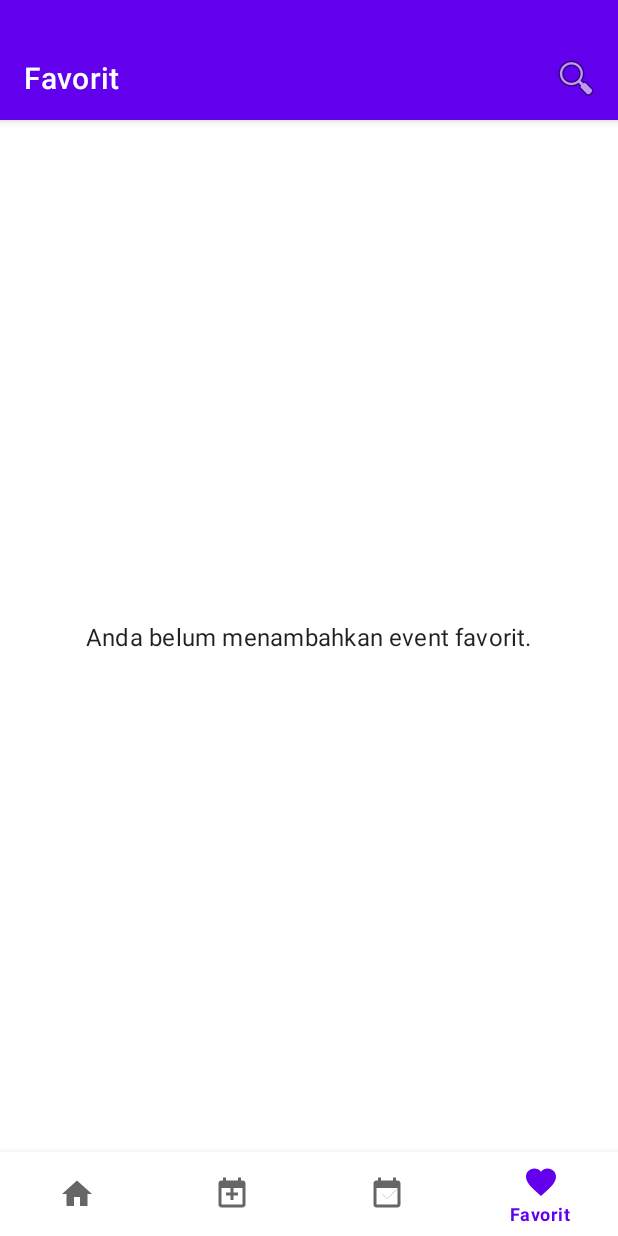
After one commit to mochavin/dicoding-android-1, an Android app: the FavoritesFragment screen opened through its navigation route, on a phone screen of 412 x 824 dp. The commit adds this screen. Run offline under Robolectric (Android 15) with nearby library versions, the phone set to English and light mode, and no system bars; our stand-ins replace navigation-ui; pictures from the network do not load.

Commit message:
feat: favorite page

```diff
--- a/app/src/main/java/com/example/eventappdicoding/MainActivity.kt
+++ b/app/src/main/java/com/example/eventappdicoding/MainActivity.kt
@@ -41,10 +41,10 @@ class MainActivity : AppCompatActivity() {
 
         // Passing each menu ID as a set of Ids because each
         // menu should be considered as top level destinations.
-        // **Add navigation_home here**
         appBarConfiguration = AppBarConfiguration(
             setOf(
-                R.id.navigation_home, R.id.navigation_active_events, R.id.navigation_finished_events
+                R.id.navigation_home, R.id.navigation_active_events, R.id.navigation_finished_events,
+                R.id.navigation_favorites // Add Favorites ID
             )
         )
         // Setup ActionBar (our Toolbar) with NavController and the updated AppBarConfiguration
@@ -101,16 +101,14 @@ class MainActivity : AppCompatActivity() {
             R.id.navigation_home -> HomeFragmentDirections.actionHomeFragmentToSearchEventsFragment(query)
             R.id.navigation_active_events -> ActiveEventsFragmentDirections.actionActiveEventsToSearchEventsFragment(query)
             R.id.navigation_finished_events -> FinishedEventsFragmentDirections.actionFinishedEventsToSearchEventsFragment(query)
-            // Add cases for other fragments if search is accessible from them
+            // Add case for FavoritesFragment if search should be accessible from there
+            // R.id.navigation_favorites -> FavoritesFragmentDirections.actionFavoritesFragmentToSearchEventsFragment(query) // Define this action if needed
             else -> null // Or a global action if defined: MobileNavigationDirections.actionGlobalSearchEventsFragment(query)
         }
 
         action?.let {
             navController.navigate(it)
         } ?: run {
-            // Fallback or error handling if navigation action not found for current destination
-            // This might happen if you are already in the search fragment or detail fragment
-            // Consider using a global action if search should be possible from anywhere.
             android.util.Log.w("MainActivity", "Could not find navigation action for search from destination $currentDestinationId")
             // Maybe try a global action?
             // try { navController.navigate(MobileNavigationDirections.actionGlobalSearchEventsFragment(query)) } catch (e: Exception) { }
--- /dev/null
+++ b/app/src/main/java/com/example/eventappdicoding/data/local/FavoriteEventDao.kt
@@ -0,0 +1,23 @@
+package com.example.eventappdicoding.data.local
+
+import androidx.lifecycle.LiveData
+import androidx.room.Dao
+import androidx.room.Insert
+import androidx.room.OnConflictStrategy
+import androidx.room.Query
+
+@Dao
+interface FavoriteEventDao {
+
+    @Insert(onConflict = OnConflictStrategy.REPLACE)
+    suspend fun insertFavorite(favoriteEvent: FavoriteEvent)
+
+    @Query("DELETE FROM favorite_events WHERE id = :eventId")
+    suspend fun deleteFavoriteById(eventId: String)
+
+    @Query("SELECT * FROM favorite_events WHERE id = :eventId")
+    fun getFavoriteById(eventId: String): LiveData<FavoriteEvent?> // Observe status
+
+    @Query("SELECT * FROM favorite_events ORDER BY addedAt DESC")
+    fun getAllFavorites(): LiveData<List<FavoriteEvent>> // Observe list
+}
--- a/app/src/main/java/com/example/eventappdicoding/di/ViewModelFactory.kt
+++ b/app/src/main/java/com/example/eventappdicoding/di/ViewModelFactory.kt
@@ -3,9 +3,11 @@ package com.example.eventappdicoding.di
 import android.content.Context
 import androidx.lifecycle.ViewModel
 import androidx.lifecycle.ViewModelProvider
+import com.example.eventappdicoding.data.local.AppDatabase // Import AppDatabase
 import com.example.eventappdicoding.data.remote.ApiClient
 import com.example.eventappdicoding.data.repository.EventRepository
 import com.example.eventappdicoding.data.repository.IEventRepository // Import interface
+import com.example.eventappdicoding.ui.favorite.FavoriteViewModel // Import FavoriteViewModel
 import com.example.eventappdicoding.ui.home.HomeViewModel
 import com.example.eventappdicoding.ui.search.SearchEventsViewModel
 import com.example.eventappdicoding.ui.viewmodel.EventDetailViewModel
@@ -30,6 +32,9 @@ class ViewModelFactory(private val repository: IEventRepository) : ViewModelProv
             modelClass.isAssignableFrom(SearchEventsViewModel::class.java) -> {
                 SearchEventsViewModel(repository) as T
             }
+            modelClass.isAssignableFrom(FavoriteViewModel::class.java) -> { // Add FavoriteViewModel
+                FavoriteViewModel(repository) as T
+            }
             // Add other ViewModels here...
             else -> throw IllegalArgumentException("Unknown ViewModel class: " + modelClass.name)
         }
@@ -44,8 +49,11 @@ class ViewModelFactory(private val repository: IEventRepository) : ViewModelProv
             return INSTANCE ?: synchronized(this) {
                 // Create the ApiService instance
                 val apiService = ApiClient.instance
-                // Create the Repository implementation
-                val repository = EventRepository(apiService)
+                // Create the Database and DAO instance
+                val database = AppDatabase.getDatabase(context.applicationContext)
+                val favoriteDao = database.favoriteEventDao()
+                // Create the Repository implementation, passing DAO
+                val repository = EventRepository(apiService, favoriteDao)
                 // Create the factory instance
                 INSTANCE = ViewModelFactory(repository)
                 INSTANCE!!
--- /dev/null
+++ b/app/src/main/java/com/example/eventappdicoding/ui/favorite/FavoriteViewModel.kt
@@ -0,0 +1,12 @@
+package com.example.eventappdicoding.ui.favorite
+
+import androidx.lifecycle.LiveData
+import androidx.lifecycle.ViewModel
+import com.example.eventappdicoding.data.local.FavoriteEvent
+import com.example.eventappdicoding.data.repository.IEventRepository
+
+class FavoriteViewModel(private val repository: IEventRepository) : ViewModel() {
+
+    val allFavoriteEvents: LiveData<List<FavoriteEvent>> = repository.getAllFavoriteEvents()
+
+}
--- /dev/null
+++ b/app/src/main/java/com/example/eventappdicoding/ui/favorite/FavoritesFragment.kt
@@ -0,0 +1,66 @@
+package com.example.eventappdicoding.ui.favorite
+
+import android.os.Bundle
+import android.view.LayoutInflater
+import android.view.View
+import android.view.ViewGroup
+import androidx.core.view.isVisible
+import androidx.fragment.app.Fragment
+import androidx.fragment.app.viewModels
+import androidx.navigation.fragment.findNavController
+import com.example.eventappdicoding.databinding.FragmentFavoritesBinding
+import com.example.eventappdicoding.di.ViewModelFactory
+import com.example.eventappdicoding.ui.adapter.FavoriteAdapter // Import FavoriteAdapter
+
+class FavoritesFragment : Fragment() {
+
+    private var _binding: FragmentFavoritesBinding? = null
+    private val binding get() = _binding!!
+
+    private val favoriteViewModel: FavoriteViewModel by viewModels {
+        ViewModelFactory.getInstance(requireActivity().application)
+    }
+    private lateinit var favoriteAdapter: FavoriteAdapter
+
+    override fun onCreateView(
+        inflater: LayoutInflater, container: ViewGroup?,
+        savedInstanceState: Bundle?
+    ): View {
+        _binding = FragmentFavoritesBinding.inflate(inflater, container, false)
+        return binding.root
+    }
+
+    override fun onViewCreated(view: View, savedInstanceState: Bundle?) {
+        super.onViewCreated(view, savedInstanceState)
+        setupRecyclerView()
+        observeViewModel()
+    }
+
+    private fun setupRecyclerView() {
+        favoriteAdapter = FavoriteAdapter { favoriteEvent ->
+            // Navigate to detail screen when a favorite item is clicked
+            val action = FavoritesFragmentDirections.actionNavigationFavoritesToEventDetail(favoriteEvent.id)
+            findNavController().navigate(action)
+        }
+        binding.rvFavoriteEvents.adapter = favoriteAdapter
+        // LayoutManager is set in XML
+    }
+
+    private fun observeViewModel() {
+        favoriteViewModel.allFavoriteEvents.observe(viewLifecycleOwner) { favorites ->
+            val isEmpty = favorites.isNullOrEmpty()
+            binding.rvFavoriteEvents.isVisible = !isEmpty
+            binding.tvEmptyFavorites.isVisible = isEmpty
+
+            if (!isEmpty) {
+                favoriteAdapter.submitList(favorites)
+            }
+        }
+    }
+
+    override fun onDestroyView() {
+        super.onDestroyView()
+        binding.rvFavoriteEvents.adapter = null // Clean up adapter
+        _binding = null
+    }
+}
--- /dev/null
+++ b/app/src/main/res/layout/fragment_favorites.xml
@@ -0,0 +1,45 @@
+<?xml version="1.0" encoding="utf-8"?>
+<androidx.constraintlayout.widget.ConstraintLayout xmlns:android="http://schemas.android.com/apk/res/android"
+    xmlns:app="http://schemas.android.com/apk/res-auto"
+    xmlns:tools="http://schemas.android.com/tools"
+    android:layout_width="match_parent"
+    android:layout_height="match_parent"
+    tools:context=".ui.favorite.FavoritesFragment">
+
+    <androidx.recyclerview.widget.RecyclerView
+        android:id="@+id/rv_favorite_events"
+        android:layout_width="0dp"
+        android:layout_height="0dp"
+        app:layoutManager="androidx.recyclerview.widget.LinearLayoutManager"
+        app:layout_constraintBottom_toBottomOf="parent"
+        app:layout_constraintEnd_toEndOf="parent"
+        app:layout_constraintStart_toStartOf="parent"
+        app:layout_constraintTop_toTopOf="parent"
+        tools:listitem="@layout/item_event" />
+
+    <ProgressBar
+        android:id="@+id/progress_bar_detail"
+        style="?android:attr/progressBarStyle"
+        android:layout_width="wrap_content"
+        android:layout_height="wrap_content"
+        android:visibility="gone"
+        app:layout_constraintBottom_toBottomOf="parent"
+        app:layout_constraintEnd_toEndOf="parent"
+        app:layout_constraintStart_toStartOf="parent"
+        app:layout_constraintTop_toTopOf="parent"
+        tools:visibility="visible"/>
+
+    <TextView
+        android:id="@+id/tv_empty_favorites"
+        android:layout_width="wrap_content"
+        android:layout_height="wrap_content"
+        android:text="@string/no_favorites_yet"
+        android:textAppearance="@style/TextAppearance.MaterialComponents.Subtitle1"
+        android:visibility="gone"
+        app:layout_constraintBottom_toBottomOf="parent"
+        app:layout_constraintEnd_toEndOf="parent"
+        app:layout_constraintStart_toStartOf="parent"
+        app:layout_constraintTop_toTopOf="parent"
+        tools:visibility="visible" />
+
+</androidx.constraintlayout.widget.ConstraintLayout>
--- a/app/src/main/res/menu/bottom_nav_menu.xml
+++ b/app/src/main/res/menu/bottom_nav_menu.xml
@@ -16,4 +16,10 @@
         android:icon="@drawable/ic_event_busy_24"
         android:title="@string/title_finished_events" />
 
+    <!-- Add Favorites Item -->
+    <item
+        android:id="@+id/navigation_favorites"
+        android:icon="@drawable/baseline_favorite_24"
+        android:title="@string/title_favorites" />
+
 </menu>
--- a/app/src/main/res/navigation/mobile_navigation.xml
+++ b/app/src/main/res/navigation/mobile_navigation.xml
@@ -13,7 +13,6 @@
         <action
             android:id="@+id/action_homeFragment_to_eventDetail"
             app:destination="@id/navigation_event_detail" />
-        <!-- Action to Search Results -->
         <action
             android:id="@+id/action_homeFragment_to_searchEventsFragment"
             app:destination="@id/navigation_search_results" />
@@ -27,7 +26,6 @@
         <action
             android:id="@+id/action_activeEvents_to_eventDetail"
             app:destination="@id/navigation_event_detail" />
-        <!-- Action to Search Results -->
         <action
             android:id="@+id/action_activeEvents_to_searchEventsFragment"
             app:destination="@id/navigation_search_results" />
@@ -41,10 +39,21 @@
         <action
             android:id="@+id/action_finishedEvents_to_eventDetail"
             app:destination="@id/navigation_event_detail" />
-        <!-- Action to Search Results -->
         <action
             android:id="@+id/action_finishedEvents_to_searchEventsFragment"
             app:destination="@id/navigation_search_results" />
+    </fragment>
+
+    <!-- Add Favorites Fragment Destination -->
+    <fragment
+        android:id="@+id/navigation_favorites"
+        android:name="com.example.eventappdicoding.ui.favorite.FavoritesFragment"
+        android:label="@string/title_favorites"
+        tools:layout="@layout/fragment_favorites" >
+        <!-- Action from Favorites list to Detail -->
+        <action
+            android:id="@+id/action_navigation_favorites_to_eventDetail"
+            app:destination="@id/navigation_event_detail" />
     </fragment>
 
     <fragment
--- a/app/src/main/res/values/strings.xml
+++ b/app/src/main/res/values/strings.xml
@@ -7,6 +7,7 @@
     <string name="title_active_events">Event Aktif</string>
     <string name="title_finished_events">Event Selesai</string>
     <string name="title_event_detail">Detail Event</string>
+    <string name="title_favorites">Favorit</string>
 
     <string name="event_image_description">Gambar Event</string>
     <string name="error_loading_data">Gagal memuat data event.</string>
@@ -19,6 +20,7 @@
     <string name="open_event_link">Buka Link Event</string>
     <string name="remaining_quota_format">Sisa Kuota: %1$d</string>
     <string name="no_link_available">Link event tidak tersedia</string>
+    <string name="link_info_not_loaded">Info link belum dimuat.</string>
     <string name="failed_to_open_link">Gagal membuka link</string>
     <string name="no_active_events">Tidak ada event aktif saat ini.</string>
     <string name="no_finished_events">Tidak ada event yang telah selesai.</string>
@@ -33,4 +35,9 @@
 
     <string name="error_network">Tidak ada koneksi internet. Periksa jaringan Anda.</string>
     <string name="error_unexpected">Terjadi kesalahan yang tidak diduga.</string>
+
+    <!-- Favorite Feature Strings -->
+    <string name="toggle_favorite">Tambah/Hapus Favorit</string>
+    <string name="no_favorites_yet">Anda belum menambahkan event favorit.</string>
+
 </resources>
--- a/gradle/libs.versions.toml
+++ b/gradle/libs.versions.toml
@@ -21,6 +21,7 @@ navigationUiKtxVersion = "2.8.9"
 navigation = "2.8.9"
 recyclerview = "1.4.0"
 retrofit = "2.11.0"
+room = "2.7.1"
 
 [libraries]
 androidx-activity-ktx = { module = "androidx.activity:activity-ktx", version.ref = "activityKtx" }
@@ -43,8 +44,12 @@ kotlinx-coroutines-android = { module = "org.jetbrains.kotlinx:kotlinx-coroutine
 kotlinx-coroutines-core = { module = "org.jetbrains.kotlinx:kotlinx-coroutines-core", version.ref = "kotlinxCoroutinesCore" }
 logging-interceptor = { module = "com.squareup.okhttp3:logging-interceptor", version.ref = "loggingInterceptor" }
 retrofit = { module = "com.squareup.retrofit2:retrofit", version.ref = "retrofit" }
+androidx-room-runtime = { group = "androidx.room", name = "room-runtime", version.ref = "room" }
+androidx-room-ktx = { group = "androidx.room", name = "room-ktx", version.ref = "room" }
+androidx-room-compiler = { group = "androidx.room", name = "room-compiler", version.ref = "room" }
 
 [plugins]
 android-application = { id = "com.android.application", version.ref = "agp" }
 kotlin-android = { id = "org.jetbrains.kotlin.android", version.ref = "kotlin" }
 androidx-navigation-safeargs-kotlin = { id = "androidx.navigation.safeargs.kotlin", version.ref = "navigation" }
+devtools-ksp = { id = "com.google.devtools.ksp", version = "2.0.21-1.0.25" }
```
Also changed, not shown: app/build.gradle.kts (+9 -0 lines), app/src/main/java/com/example/eventappdicoding/data/local/AppDatabase.kt (added, +31 -0 lines), app/src/main/java/com/example/eventappdicoding/data/local/FavoriteEvent.kt (added, +22 -0 lines), app/src/main/java/com/example/eventappdicoding/data/repository/EventRepository.kt (+53 -7 lines), app/src/main/java/com/example/eventappdicoding/ui/adapter/FavoriteAdapter.kt (added, +53 -0 lines), app/src/main/java/com/example/eventappdicoding/ui/detail/EventDetailFragment.kt (+44 -17 lines), app/src/main/java/com/example/eventappdicoding/ui/viewmodel/EventDetailViewModel.kt (+57 -11 lines), app/src/main/res/layout/fragment_event_detail.xml (+18 -3 lines).
